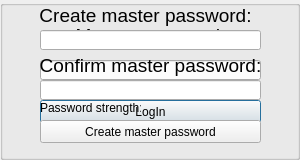
Qt form QtProject/authwindow.ui (777AvEnGeR777/project) before a commit.
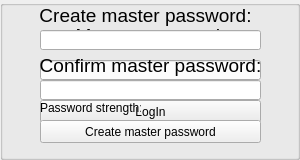
The same form after that commit.

Patch:
```diff
--- a/QtProject/authwindow.ui
+++ b/QtProject/authwindow.ui
@@ -79,6 +79,12 @@
     <property name="text">
      <string>LogIn</string>
     </property>
+    <property name="autoDefault">
+     <bool>false</bool>
+    </property>
+    <property name="default">
+     <bool>false</bool>
+    </property>
    </widget>
    <widget class="QLineEdit" name="editMaster">
     <property name="geometry">
@@ -164,6 +170,12 @@
     <property name="text">
      <string>Create master password</string>
     </property>
+    <property name="autoDefault">
+     <bool>false</bool>
+    </property>
+    <property name="default">
+     <bool>false</bool>
+    </property>
    </widget>
    <widget class="QLabel" name="labelConfirmMaster">
     <property name="geometry">
```
